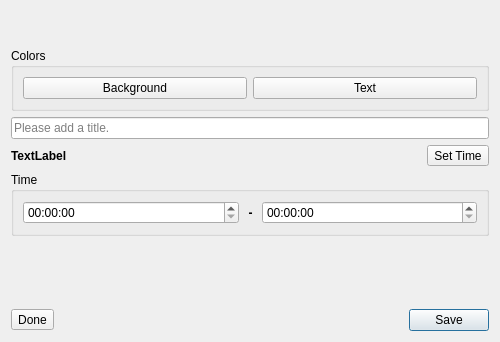
The window that UI/luna-event.ui (textbrowser/luna) describes before a commit, drawn with Qt 5.
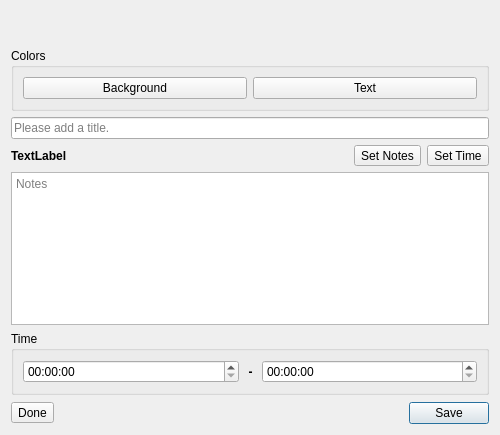
The same window after the commit. Icons and pictures are not drawn.

```diff
--- a/UI/luna-event.ui
+++ b/UI/luna-event.ui
@@ -7,7 +7,7 @@
     <x>0</x>
     <y>0</y>
     <width>500</width>
-    <height>342</height>
+    <height>435</height>
    </rect>
   </property>
   <property name="windowTitle">
@@ -152,6 +152,16 @@
        </property>
       </spacer>
      </item>
+     <item>
+      <widget class="QToolButton" name="set_notes">
+       <property name="text">
+        <string>Set Notes</string>
+       </property>
+       <property name="checkable">
+        <bool>true</bool>
+       </property>
+      </widget>
+     </item>
      <item>
       <widget class="QToolButton" name="time">
        <property name="text">
@@ -167,6 +177,16 @@
      </item>
     </layout>
    </item>
+   <item>
+    <widget class="QPlainTextEdit" name="notes">
+     <property name="tabChangesFocus">
+      <bool>true</bool>
+     </property>
+     <property name="placeholderText">
+      <string>Notes</string>
+     </property>
+    </widget>
+   </item>
    <item>
     <widget class="QGroupBox" name="time_box">
      <property name="title">
```
Left out of the diff: 2 changed lines with no effect on the pictures.
